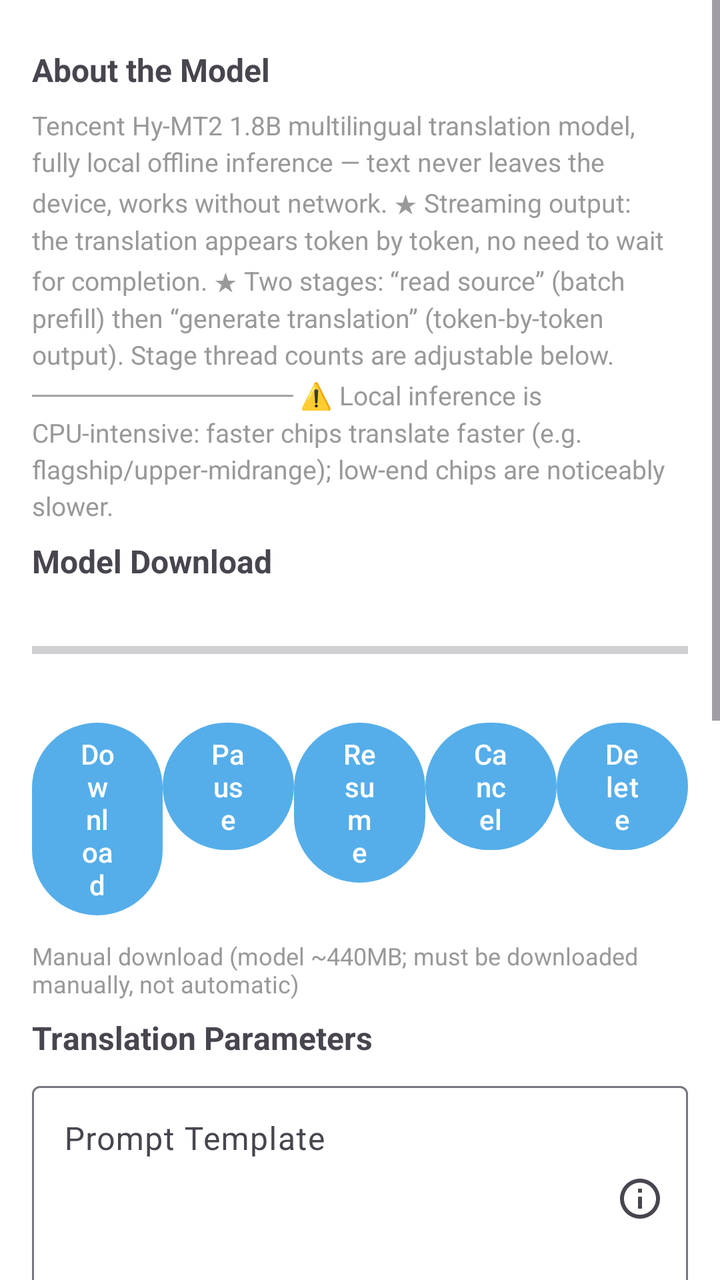
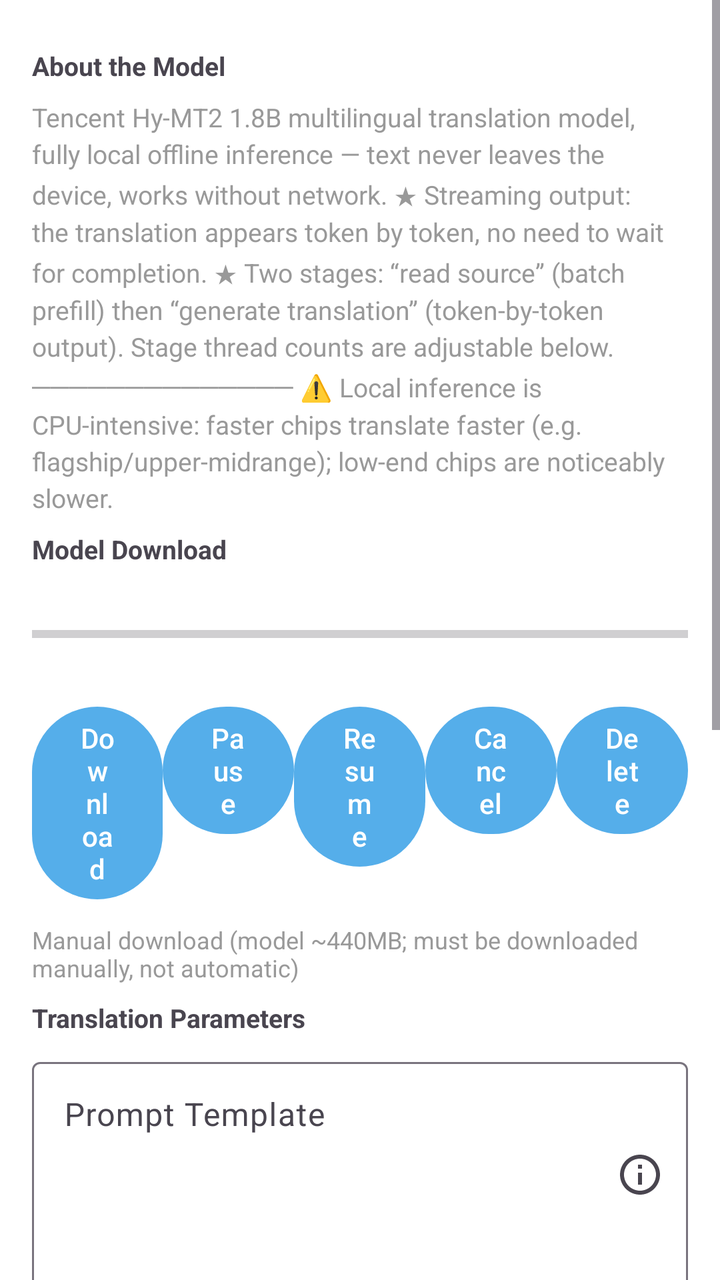

Two renders of the same Android screen: before a commit and after it. Below are the layout's source before the change and the commit's diff.
<!-- AndroidManifest.xml: application theme Theme.MT -->
<!-- res/layout/fragment_hymt2_detail.xml -->
<?xml version="1.0" encoding="utf-8"?>
<ScrollView xmlns:android="http://schemas.android.com/apk/res/android"
    xmlns:app="http://schemas.android.com/apk/res-auto"
    android:layout_width="match_parent"
    android:layout_height="match_parent"
    android:fillViewport="true">

    <LinearLayout
        android:layout_width="match_parent"
        android:layout_height="wrap_content"
        android:orientation="vertical"
        android:padding="16dp">

        
        <TextView
            android:id="@+id/introTitle"
            android:layout_width="match_parent"
            android:layout_height="wrap_content"
            android:paddingVertical="8dp"
            android:text="@string/hymt2_section_intro"
            android:textSize="16sp"
            android:textStyle="bold" />

        <TextView
            android:id="@+id/introText"
            android:layout_width="match_parent"
            android:layout_height="wrap_content"
            android:lineSpacingExtra="3dp"
            android:text="@string/hymt2_intro"
            android:textColor="@color/text_tertiary"
            android:textSize="13sp" />

        
        <TextView
            android:id="@+id/downloadTitle"
            android:layout_width="match_parent"
            android:layout_height="wrap_content"
            android:paddingVertical="8dp"
            android:text="@string/hymt2_section_download"
            android:textSize="16sp"
            android:textStyle="bold" />

        <TextView
            android:id="@+id/statusText"
            android:layout_width="match_parent"
            android:layout_height="wrap_content"
            android:textColor="@color/text_tertiary"
            android:textSize="13sp" />

        <ProgressBar
            android:id="@+id/progressBar"
            style="?android:attr/progressBarStyleHorizontal"
            android:layout_width="match_parent"
            android:layout_height="wrap_content"
            android:max="100" />

        <TextView
            android:id="@+id/progressText"
            android:layout_width="match_parent"
            android:layout_height="wrap_content"
            android:textSize="12sp" />

        <LinearLayout
            android:layout_width="match_parent"
            android:layout_height="wrap_content"
            android:layout_marginTop="8dp"
            android:orientation="horizontal">

            <Button
                android:id="@+id/downloadButton"
                android:layout_width="0dp"
                android:layout_height="wrap_content"
                android:layout_weight="1"
                android:text="@string/download" />

            <Button
                android:id="@+id/pauseButton"
                android:layout_width="0dp"
                android:layout_height="wrap_content"
                android:layout_weight="1"
                android:text="@string/pause" />

            <Button
                android:id="@+id/resumeButton"
                android:layout_width="0dp"
                android:layout_height="wrap_content"
                android:layout_weight="1"
                android:text="@string/resume" />

            <Button
                android:id="@+id/cancelButton"
                android:layout_width="0dp"
                android:layout_height="wrap_content"
                android:layout_weight="1"
                android:text="@string/cancel" />

            <Button
                android:id="@+id/deleteButton"
                android:layout_width="0dp"
                android:layout_height="wrap_content"
                android:layout_weight="1"
                android:text="@string/delete" />
        </LinearLayout>

        <TextView
            android:id="@+id/download_hand_Text"
            android:layout_width="match_parent"
            android:layout_height="wrap_content"
            android:paddingTop="8dp"
            android:text="@string/hymt2_download_help"
            android:textColor="@color/text_tertiary"
            android:textSize="12sp" />

        
        <TextView
            android:id="@+id/paramsTitle"
            android:layout_width="match_parent"
            android:layout_height="wrap_content"
            android:paddingVertical="8dp"
            android:text="@string/hymt2_section_params"
            android:textSize="16sp"
            android:textStyle="bold" />

        
        <com.google.android.material.textfield.TextInputLayout
            android:id="@+id/promptInput"
            style="@style/Widget.Material3.TextInputLayout.OutlinedBox"
            android:layout_width="match_parent"
            android:layout_height="wrap_content"
            android:hint="@string/hymt2_prompt_label"
            app:endIconMode="custom"
            app:endIconDrawable="@drawable/ic_param_info">

            <EditText
                android:id="@+id/promptEdit"
                android:layout_width="match_parent"
                android:layout_height="wrap_content"
                android:gravity="top"
                android:inputType="textMultiLine"
                android:minLines="4" />
        </com.google.android.material.textfield.TextInputLayout>

        
        <LinearLayout
            android:layout_width="match_parent"
            android:layout_height="wrap_content"
            android:layout_marginTop="12dp"
            android:orientation="horizontal">

            <com.google.android.material.textfield.TextInputLayout
                android:id="@+id/threadsInput"
                style="@style/Widget.Material3.TextInputLayout.OutlinedBox"
                android:layout_width="0dp"
                android:layout_height="wrap_content"
                android:layout_marginEnd="8dp"
                android:layout_weight="1"
                android:hint="@string/hymt2_threads_label"
                app:endIconMode="custom"
                app:endIconDrawable="@drawable/ic_param_info">

                <EditText
                    android:id="@+id/threadsEdit"
                    android:layout_width="match_parent"
                    android:layout_height="wrap_content"
                    android:inputType="number" />
            </com.google.android.material.textfield.TextInputLayout>

            <com.google.android.material.textfield.TextInputLayout
                android:id="@+id/batchThreadsInput"
                style="@style/Widget.Material3.TextInputLayout.OutlinedBox"
                android:layout_width="0dp"
                android:layout_height="wrap_content"
                android:layout_weight="1"
                android:hint="@string/hymt2_batch_threads_label"
                app:endIconMode="custom"
                app:endIconDrawable="@drawable/ic_param_info">

                <EditText
                    android:id="@+id/batchThreadsEdit"
                    android:layout_width="match_parent"
                    android:layout_height="wrap_content"
                    android:inputType="number" />
            </com.google.android.material.textfield.TextInputLayout>
        </LinearLayout>

        
        <com.google.android.material.textfield.TextInputLayout
            android:id="@+id/contextInput"
            style="@style/Widget.Material3.TextInputLayout.OutlinedBox.ExposedDropdownMenu"
            android:layout_width="match_parent"
            android:layout_height="wrap_content"
            android:layout_marginTop="12dp"
            android:hint="@string/hymt2_context_label"
            app:endIconMode="custom"
            app:endIconDrawable="@drawable/ic_param_info">

            <com.google.android.material.textfield.MaterialAutoCompleteTextView
                android:id="@+id/contextSelect"
                android:layout_width="match_parent"
                android:layout_height="wrap_content"
                android:inputType="none" />
        </com.google.android.material.textfield.TextInputLayout>

        
        <TextView
            android:layout_width="match_parent"
            android:layout_height="wrap_content"
            android:paddingVertical="14dp"
            android:text="@string/hymt2_sample_subtitle"
            android:textSize="15sp"
            android:textStyle="bold" />

        
        <LinearLayout
            android:layout_width="match_parent"
            android:layout_height="wrap_content"
            android:orientation="horizontal">

            <com.google.android.material.textfield.TextInputLayout
                android:id="@+id/tempInput"
                style="@style/Widget.Material3.TextInputLayout.OutlinedBox"
                android:layout_width="0dp"
                android:layout_height="wrap_content"
                android:layout_marginEnd="8dp"
                android:layout_weight="1"
                android:hint="@string/hymt2_temp_label"
                app:endIconMode="custom"
                app:endIconDrawable="@drawable/ic_param_info">

                <EditText
                    android:id="@+id/tempEdit"
                    android:layout_width="match_parent"
                    android:layout_height="wrap_content"
                    android:inputType="numberDecimal" />
            </com.google.android.material.textfield.TextInputLayout>

            <com.google.android.material.textfield.TextInputLayout
                android:id="@+id/topPInput"
                style="@style/Widget.Material3.TextInputLayout.OutlinedBox"
                android:layout_width="0dp"
                android:layout_height="wrap_content"
                android:layout_weight="1"
                android:hint="@string/hymt2_top_p_label"
                app:endIconMode="custom"
                app:endIconDrawable="@drawable/ic_param_info">

                <EditText
                    android:id="@+id/topPEdit"
                    android:layout_width="match_parent"
                    android:layout_height="wrap_content"
                    android:inputType="numberDecimal" />
            </com.google.android.material.textfield.TextInputLayout>
        </LinearLayout>

        
        <LinearLayout
            android:layout_width="match_parent"
            android:layout_height="wrap_content"
            android:layout_marginTop="12dp"
            android:orientation="horizontal">

            <com.google.android.material.textfield.TextInputLayout
                android:id="@+id/topKInput"
                style="@style/Widget.Material3.TextInputLayout.OutlinedBox"
                android:layout_width="0dp"
                android:layout_height="wrap_content"
                android:layout_marginEnd="8dp"
                android:layout_weight="1"
                android:hint="@string/hymt2_top_k_label"
                app:endIconMode="custom"
                app:endIconDrawable="@drawable/ic_param_info">

                <EditText
                    android:id="@+id/topKEdit"
                    android:layout_width="match_parent"
                    android:layout_height="wrap_content"
                    android:inputType="number" />
            </com.google.android.material.textfield.TextInputLayout>

            <com.google.android.material.textfield.TextInputLayout
                android:id="@+id/repPenaltyInput"
                style="@style/Widget.Material3.TextInputLayout.OutlinedBox"
                android:layout_width="0dp"
                android:layout_height="wrap_content"
                android:layout_weight="1"
                android:hint="@string/hymt2_rep_penalty_label"
                app:endIconMode="custom"
                app:endIconDrawable="@drawable/ic_param_info">

                <EditText
                    android:id="@+id/repPenaltyEdit"
                    android:layout_width="match_parent"
                    android:layout_height="wrap_content"
                    android:inputType="numberDecimal" />
            </com.google.android.material.textfield.TextInputLayout>
        </LinearLayout>

        
        <com.google.android.material.textfield.TextInputLayout
            android:id="@+id/maxTokensInput"
            style="@style/Widget.Material3.TextInputLayout.OutlinedBox"
            android:layout_width="match_parent"
            android:layout_height="wrap_content"
            android:layout_marginTop="12dp"
            android:hint="@string/hymt2_max_tokens_label"
            app:endIconMode="custom"
            app:endIconDrawable="@drawable/ic_param_info">

            <EditText
                android:id="@+id/maxTokensEdit"
                android:layout_width="match_parent"
                android:layout_height="wrap_content"
                android:inputType="number" />
        </com.google.android.material.textfield.TextInputLayout>

        <Button
            android:id="@+id/saveButton"
            android:layout_width="match_parent"
            android:layout_height="wrap_content"
            android:layout_marginTop="16dp"
            android:text="@string/hymt2_save_params" />
    </LinearLayout>
</ScrollView>
<!-- resources referenced by this layout -->
<resources>
  <color name="text_tertiary">#999999</color>
  <!-- drawable ic_param_info (drawable) -->
  <?xml version="1.0" encoding="utf-8"?>
  <vector xmlns:android="http://schemas.android.com/apk/res/android"
      android:width="24dp"
      android:height="24dp"
      android:viewportWidth="24"
      android:viewportHeight="24"
      android:tint="?attr/colorControlNormal">
      <path
          android:fillColor="#FF000000"
          android:pathData="M11,17h2v-6h-2v6zM12,2C6.48,2 2,6.48 2,12s4.48,10 10,10 10,-4.48 10,-10S17.52,2 12,2zM12,20c-4.41,0 -8,-3.59 -8,-8s3.59,-8 8,-8 8,3.59 8,8 -3.59,8 -8,8zM11,9h2L13,7h-2v2z" />
  </vector>
  <string name="cancel">Cancel</string>
  <string name="delete">Delete</string>
  <string name="download">Download</string>
  <string name="hymt2_batch_threads_label">Batch Threads</string>
  <string name="hymt2_context_label">Context Length</string>
  <string name="hymt2_download_help">Manual download (model ~440MB; must be downloaded manually, not automatic)</string>
  <string name="hymt2_intro">Tencent Hy-MT2 1.8B multilingual translation model, fully local offline inference — text never leaves the device, works without network.
  
  ★ Streaming output: the translation appears token by token, no need to wait for completion.
  ★ Two stages: “read source” (batch prefill) then “generate translation” (token-by-token output). Stage thread counts are adjustable below.
  
  ──────────────
  ⚠️ Local inference is CPU-intensive: faster chips translate faster (e.g. flagship/upper-midrange); low-end chips are noticeably slower.</string>
  <string name="hymt2_max_tokens_label">max_tokens</string>
  <string name="hymt2_prompt_label">Prompt Template</string>
  <string name="hymt2_rep_penalty_label">repetition_penalty</string>
  <string name="hymt2_sample_subtitle">Sampling Parameters</string>
  <string name="hymt2_save_params">Save Parameters</string>
  <string name="hymt2_section_download">Model Download</string>
  <string name="hymt2_section_intro">About the Model</string>
  <string name="hymt2_section_params">Translation Parameters</string>
  <string name="hymt2_temp_label">temperature</string>
  <string name="hymt2_threads_label">Generation Threads</string>
  <string name="hymt2_top_k_label">top_k</string>
  <string name="hymt2_top_p_label">top_p</string>
  <string name="pause">Pause</string>
  <string name="resume">Resume</string>
  <style name="Theme.MT" parent="Base.Theme.MT">
          
          <item name="android:navigationBarColor">@android:color/transparent</item>
          <item name="android:statusBarColor">@android:color/transparent</item>
          <item name="android:windowLightStatusBar">?attr/isLightTheme</item>
      </style>
  <style name="Base.Theme.MT" parent="Theme.Material3.DayNight.NoActionBar">
          <item name="colorPrimary">@color/primary</item>
          <item name="preferenceTheme">@style/AppPreferenceTheme</item>
          <item name="android:windowBackground">@color/surface</item>
          <item name="android:navigationBarColor">
              @android:color/transparent
          </item>
          <item name="android:enforceNavigationBarContrast">false</item>
          <item name="android:enforceStatusBarContrast">false</item>
      </style>
  <color name="primary">#55AEEA</color>
  <style name="AppPreferenceTheme" parent="@style/PreferenceThemeOverlay">
          <item name="android:preferenceStyle">@style/AppPrefStyle</item>
      </style>
  <color name="surface">#FFFFFF</color>
  <style name="AppPrefStyle">
          <item name="android:layout">@layout/preference_item_fit</item>
      </style>
</resources>

<!-- the commit's change to res/layout/fragment_hymt2_detail.xml (unified diff, before → after) -->
@@ -18,7 +18,7 @@
             android:layout_height="wrap_content"
             android:paddingVertical="8dp"
             android:text="@string/hymt2_section_intro"
-            android:textSize="16sp"
+            android:textSize="13sp"
             android:textStyle="bold" />
 
         <TextView
@@ -37,7 +37,7 @@
             android:layout_height="wrap_content"
             android:paddingVertical="8dp"
             android:text="@string/hymt2_section_download"
-            android:textSize="16sp"
+            android:textSize="13sp"
             android:textStyle="bold" />
 
         <TextView
@@ -118,7 +118,7 @@
             android:layout_height="wrap_content"
             android:paddingVertical="8dp"
             android:text="@string/hymt2_section_params"
-            android:textSize="16sp"
+            android:textSize="13sp"
             android:textStyle="bold" />
 
         
@@ -207,7 +207,7 @@
             android:layout_height="wrap_content"
             android:paddingVertical="14dp"
             android:text="@string/hymt2_sample_subtitle"
-            android:textSize="15sp"
+            android:textSize="13sp"
             android:textStyle="bold" />
 
         
